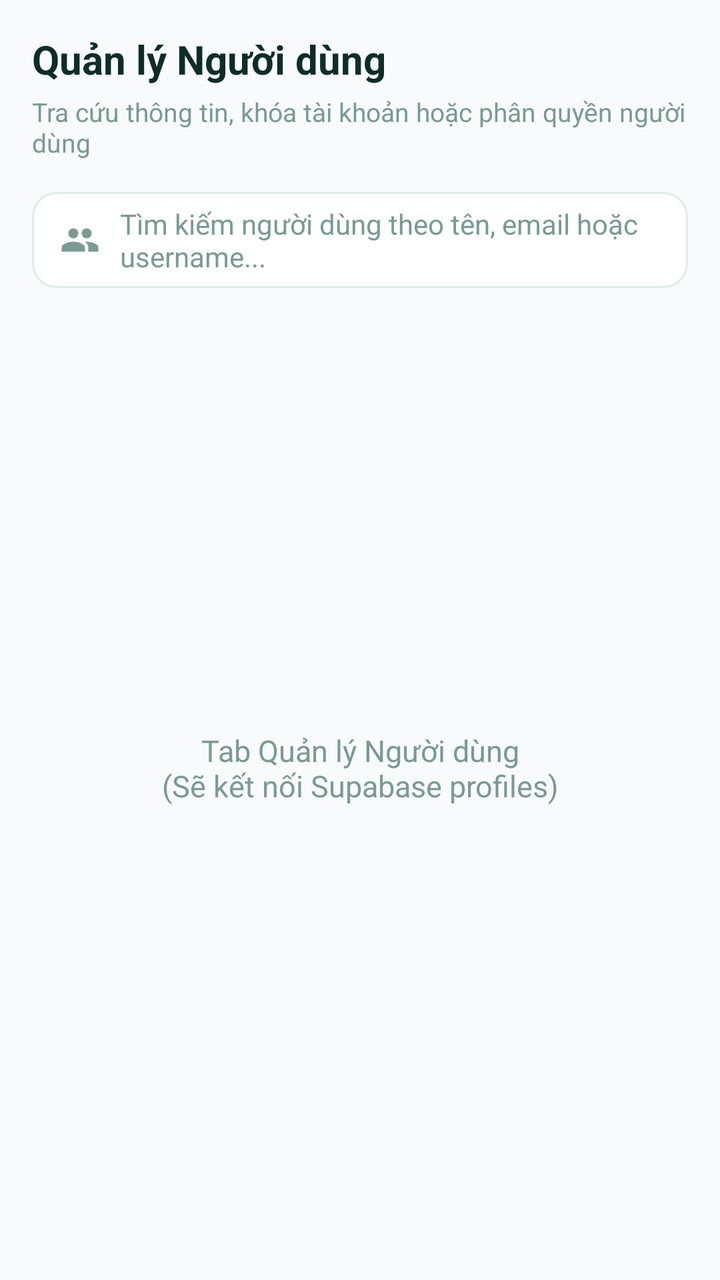
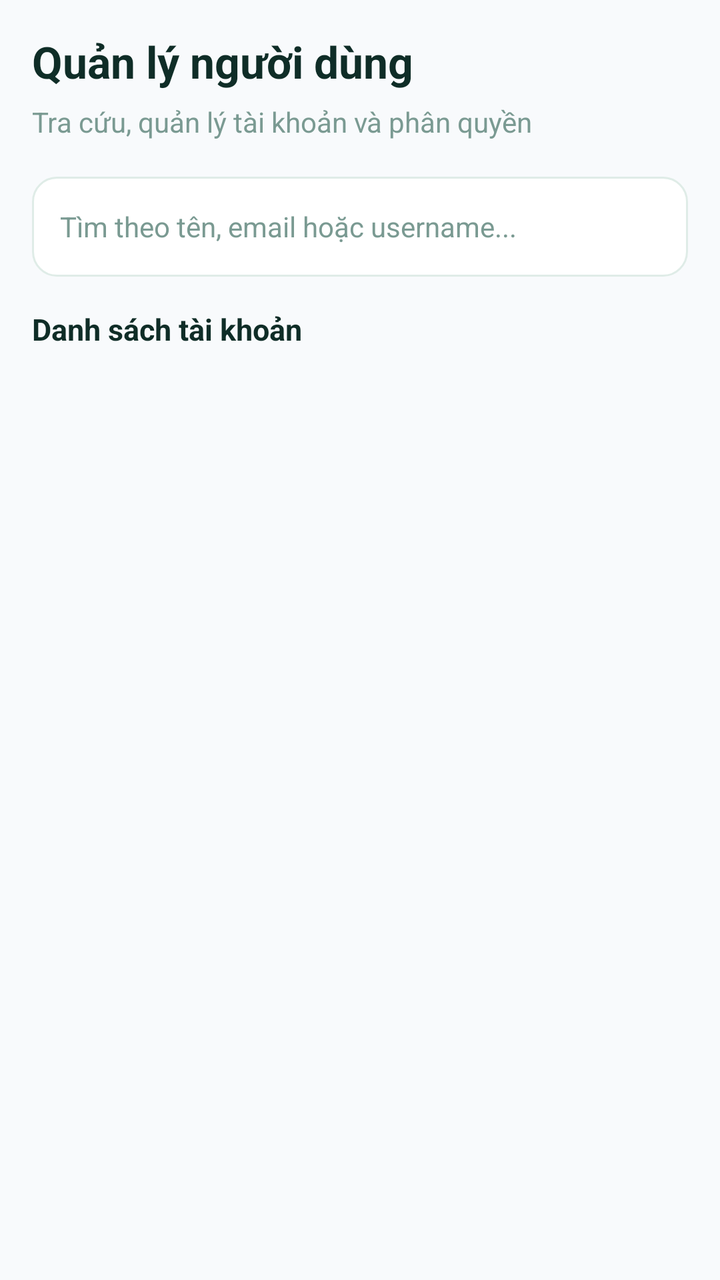

Two renders of the same Android screen: before a commit and after it. Below are the layout's source before the change and the commit's diff.
<!-- AndroidManifest.xml: application theme Theme.StudyHub -->
<!-- res/layout/fragment_users.xml -->
<?xml version="1.0" encoding="utf-8"?>
<LinearLayout xmlns:android="http://schemas.android.com/apk/res/android"
    xmlns:app="http://schemas.android.com/apk/res-auto"
    android:layout_width="match_parent"
    android:layout_height="match_parent"
    android:background="@color/background_light"
    android:orientation="vertical"
    android:padding="16dp">

    <TextView
        android:layout_width="wrap_content"
        android:layout_height="wrap_content"
        android:text="Quản lý Người dùng"
        android:textColor="@color/text_primary"
        android:textSize="20sp"
        android:textStyle="bold" />

    <TextView
        android:layout_width="wrap_content"
        android:layout_height="wrap_content"
        android:layout_marginTop="4dp"
        android:text="Tra cứu thông tin, khóa tài khoản hoặc phân quyền người dùng"
        android:textColor="@color/text_muted"
        android:textSize="13sp" />

    
    <LinearLayout
        android:layout_width="match_parent"
        android:layout_height="48dp"
        android:layout_marginTop="16dp"
        android:background="@drawable/bg_input_field"
        android:gravity="center_vertical"
        android:paddingHorizontal="14dp">

        <ImageView
            android:layout_width="20dp"
            android:layout_height="20dp"
            android:src="@drawable/ic_group"
            app:tint="@color/text_muted" />

        <TextView
            android:layout_width="wrap_content"
            android:layout_height="wrap_content"
            android:layout_marginStart="10dp"
            android:text="Tìm kiếm người dùng theo tên, email hoặc username..."
            android:textColor="@color/text_muted"
            android:textSize="14sp" />
    </LinearLayout>

    <FrameLayout
        android:layout_width="match_parent"
        android:layout_height="0dp"
        android:layout_weight="1">

        <TextView
            android:layout_width="wrap_content"
            android:layout_height="wrap_content"
            android:layout_gravity="center"
            android:text="Tab Quản lý Người dùng\n(Sẽ kết nối Supabase profiles)"
            android:textAlignment="center"
            android:textColor="@color/text_muted"
            android:textSize="15sp" />
    </FrameLayout>

</LinearLayout>
<!-- resources referenced by this layout -->
<resources>
  <color name="background_light">#F8FAFC</color>
  <color name="text_muted">#7A9A92</color>
  <color name="text_primary">#0F2D27</color>
  <!-- drawable bg_input_field (drawable) -->
  <?xml version="1.0" encoding="utf-8"?>
  <shape xmlns:android="http://schemas.android.com/apk/res/android"
      android:shape="rectangle">
      <solid android:color="@color/surface_light" />
      <stroke
          android:width="1dp"
          android:color="@color/border_subtle" />
      <corners android:radius="12dp" />
  </shape>
  <!-- drawable ic_group (drawable) -->
  <vector xmlns:android="http://schemas.android.com/apk/res/android"
      android:width="24dp"
      android:height="24dp"
      android:viewportWidth="24"
      android:viewportHeight="24">
      <path
          android:fillColor="#1F4D43"
          android:pathData="M16,11C17.66,11 18.99,9.66 18.99,8C18.99,6.34 17.66,5 16,5C14.34,5 13,6.34 13,8C13,9.66 14.34,11 16,11M8,11C9.66,11 10.99,9.66 10.99,8C10.99,6.34 9.66,5 8,5C6.34,5 5,6.34 5,8C5,9.66 6.34,11 8,11M8,13C5.67,13 1,14.17 1,16.5V19H15V16.5C15,14.17 10.33,13 8,13M16,13C15.71,13 15.38,13.02 15.03,13.05C16.19,13.89 17,15.02 17,16.5V19H23V16.5C23,14.17 18.33,13 16,13Z" />
  </vector>
  <style name="Theme.StudyHub" parent="Theme.Material3.DayNight.NoActionBar">
          <item name="colorPrimary">@color/primary</item>
          <item name="colorOnPrimary">@color/on_primary</item>
          <item name="colorSecondary">@color/secondary</item>
          <item name="colorOnSecondary">@color/on_secondary</item>
          <item name="colorSecondaryContainer">@color/primary_container</item>
          <item name="colorOnSecondaryContainer">@color/primary</item>
          <item name="android:windowBackground">@color/background_light</item>
          <item name="android:statusBarColor">@color/surface_light</item>
          <item name="android:navigationBarColor">@color/background_light</item>
          <item name="android:windowLightStatusBar">true</item>
          <item name="android:windowLightNavigationBar" tools:targetApi="o_mr1">true</item>
          <item name="android:forceDarkAllowed" tools:targetApi="q">false</item>
          <item name="android:windowDisablePreview">true</item>
      </style>
  <color name="surface_light">#FFFFFF</color>
  <color name="border_subtle">#DFECE7</color>
  <color name="primary">#1F4D43</color>
  <color name="on_primary">#FFFFFF</color>
  <color name="secondary">#3ECF8E</color>
  <color name="on_secondary">#0F2D27</color>
  <color name="primary_container">#E3EFEA</color>
</resources>

<!-- the commit's change to res/layout/fragment_users.xml (unified diff, before → after) -->
@@ -7,59 +7,93 @@
     android:orientation="vertical"
     android:padding="16dp">
 
+    
     <TextView
+        android:id="@+id/tvUsersTitle"
         android:layout_width="wrap_content"
         android:layout_height="wrap_content"
-        android:text="Quản lý Người dùng"
+        android:text="Quản lý người dùng"
         android:textColor="@color/text_primary"
-        android:textSize="20sp"
+        android:textSize="22sp"
         android:textStyle="bold" />
 
     <TextView
+        android:id="@+id/tvUsersSubtitle"
+        android:layout_width="match_parent"
+        android:layout_height="wrap_content"
+        android:layout_marginTop="6dp"
+        android:text="Tra cứu, quản lý tài khoản và phân quyền"
+        android:textColor="@color/text_muted"
+        android:textSize="14sp" />
+
+    
+    <EditText
+        android:id="@+id/etUserSearch"
+        android:layout_width="match_parent"
+        android:layout_height="50dp"
+        android:layout_marginTop="18dp"
+        android:background="@drawable/bg_input_field"
+        android:hint="Tìm theo tên, email hoặc username..."
+        android:paddingHorizontal="14dp"
+        android:textColor="@color/text_primary"
+        android:textColorHint="@color/text_muted"
+        android:textSize="14sp"
+        android:singleLine="true"
+        android:inputType="text"
+        android:imeOptions="actionSearch" />
+
+    
+    <TextView
+        android:id="@+id/tvUserCount"
         android:layout_width="wrap_content"
         android:layout_height="wrap_content"
-        android:layout_marginTop="4dp"
-        android:text="Tra cứu thông tin, khóa tài khoản hoặc phân quyền người dùng"
-        android:textColor="@color/text_muted"
-        android:textSize="13sp" />
+        android:layout_marginTop="16dp"
+        android:layout_marginBottom="10dp"
+        android:text="Danh sách tài khoản"
+        android:textColor="@color/text_primary"
+        android:textSize="15sp"
+        android:textStyle="bold" />
 
     
-    <LinearLayout
+    <ProgressBar
+        android:id="@+id/pbUsersLoading"
+        android:layout_width="36dp"
+        android:layout_height="36dp"
+        android:layout_gravity="center_horizontal"
+        android:layout_marginVertical="12dp"
+        android:visibility="gone" />
+
+    
+    <TextView
+        android:id="@+id/tvUsersError"
         android:layout_width="match_parent"
-        android:layout_height="48dp"
-        android:layout_marginTop="16dp"
-        android:background="@drawable/bg_input_field"
-        android:gravity="center_vertical"
-        android:paddingHorizontal="14dp">
+        android:layout_height="wrap_content"
+        android:gravity="center"
+        android:padding="12dp"
+        android:textColor="@color/text_muted"
+        android:textSize="14sp"
+        android:visibility="gone" />
 
-        <ImageView
-            android:layout_width="20dp"
-            android:layout_height="20dp"
-            android:src="@drawable/ic_group"
-            app:tint="@color/text_muted" />
+    
+    <TextView
+        android:id="@+id/tvUsersEmpty"
+        android:layout_width="match_parent"
+        android:layout_height="wrap_content"
+        android:gravity="center"
+        android:padding="24dp"
+        android:text="Không tìm thấy người dùng"
+        android:textColor="@color/text_muted"
+        android:textSize="14sp"
+        android:visibility="gone" />
 
-        <TextView
-            android:layout_width="wrap_content"
-            android:layout_height="wrap_content"
-            android:layout_marginStart="10dp"
-            android:text="Tìm kiếm người dùng theo tên, email hoặc username..."
-            android:textColor="@color/text_muted"
-            android:textSize="14sp" />
-    </LinearLayout>
-
-    <FrameLayout
+    
+    <androidx.recyclerview.widget.RecyclerView
+        android:id="@+id/rvUsers"
         android:layout_width="match_parent"
         android:layout_height="0dp"
-        android:layout_weight="1">
-
-        <TextView
-            android:layout_width="wrap_content"
-            android:layout_height="wrap_content"
-            android:layout_gravity="center"
-            android:text="Tab Quản lý Người dùng\n(Sẽ kết nối Supabase profiles)"
-            android:textAlignment="center"
-            android:textColor="@color/text_muted"
-            android:textSize="15sp" />
-    </FrameLayout>
+        android:layout_weight="1"
+        android:clipToPadding="false"
+        android:paddingBottom="8dp"
+        android:scrollbars="vertical" />
 
 </LinearLayout>
<!-- resource entries referenced after the edit -->
@@ -13,16 +13,6 @@
           android:color="@color/border_subtle" />
       <corners android:radius="12dp" />
   </shape>
-  <!-- drawable ic_group (drawable) -->
-  <vector xmlns:android="http://schemas.android.com/apk/res/android"
-      android:width="24dp"
-      android:height="24dp"
-      android:viewportWidth="24"
-      android:viewportHeight="24">
-      <path
-          android:fillColor="#1F4D43"
-          android:pathData="M16,11C17.66,11 18.99,9.66 18.99,8C18.99,6.34 17.66,5 16,5C14.34,5 13,6.34 13,8C13,9.66 14.34,11 16,11M8,11C9.66,11 10.99,9.66 10.99,8C10.99,6.34 9.66,5 8,5C6.34,5 5,6.34 5,8C5,9.66 6.34,11 8,11M8,13C5.67,13 1,14.17 1,16.5V19H15V16.5C15,14.17 10.33,13 8,13M16,13C15.71,13 15.38,13.02 15.03,13.05C16.19,13.89 17,15.02 17,16.5V19H23V16.5C23,14.17 18.33,13 16,13Z" />
-  </vector>
   <style name="Theme.StudyHub" parent="Theme.Material3.DayNight.NoActionBar">
           <item name="colorPrimary">@color/primary</item>
           <item name="colorOnPrimary">@color/on_primary</item>
